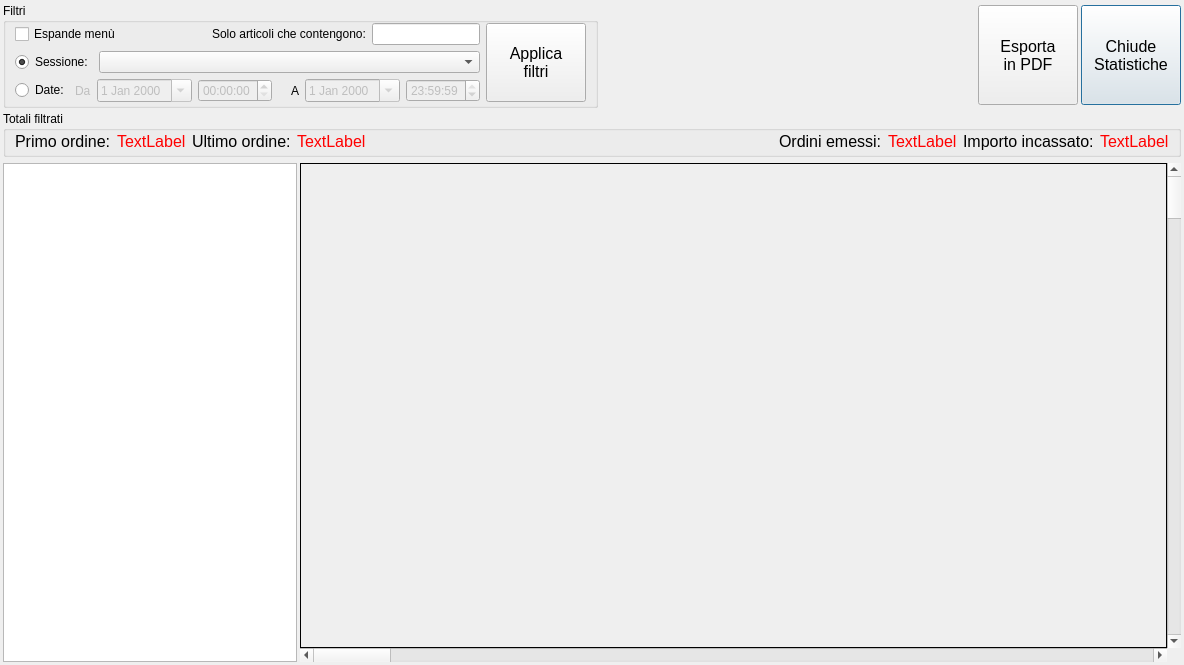
First picture: the form in src/statsform.ui, repository mtonin/gestcassa, before the edit.
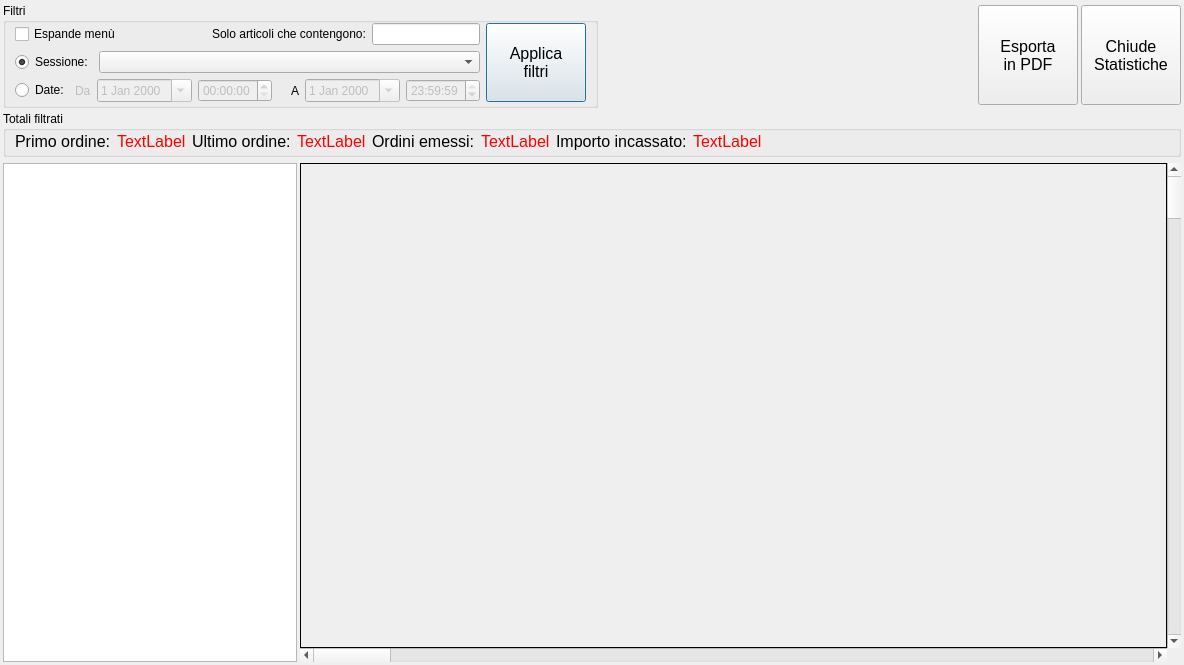
Second picture: the form after the edit. Custom widgets are drawn as their Qt base class.

Commit message: - modificato dimensione font caratteri per ordine - modificato layout dialog statistiche

```diff
--- a/src/statsform.ui
+++ b/src/statsform.ui
@@ -30,7 +30,7 @@
     <number>3</number>
    </property>
    <item>
-    <layout class="QHBoxLayout" name="horizontalLayout_8" stretch="0,0">
+    <layout class="QHBoxLayout" name="horizontalLayout_8" stretch="0,1,0">
      <item>
       <widget class="QGroupBox" name="groupBox">
        <property name="sizePolicy">
@@ -228,9 +228,6 @@
              <string>Applica
 filtri</string>
             </property>
-            <property name="autoDefault">
-             <bool>false</bool>
-            </property>
            </widget>
           </item>
          </layout>
@@ -238,14 +235,6 @@
        </layout>
       </widget>
      </item>
-     <item>
-      <layout class="QHBoxLayout" name="horizontalLayout_6">
-       <property name="topMargin">
-        <number>0</number>
-       </property>
-       <property name="bottomMargin">
-        <number>0</number>
-       </property>
        <item>
         <spacer name="horizontalSpacer_3">
          <property name="orientation">
@@ -260,6 +249,14 @@
         </spacer>
        </item>
        <item>
+      <layout class="QHBoxLayout" name="horizontalLayout_6">
+       <property name="topMargin">
+        <number>0</number>
+       </property>
+       <property name="bottomMargin">
+        <number>0</number>
+       </property>
+       <item>
         <widget class="QPushButton" name="stampaBtn">
          <property name="sizePolicy">
           <sizepolicy hsizetype="Minimum" vsizetype="Expanding">
@@ -412,19 +409,6 @@
         </property>
        </widget>
       </item>
-      <item>
-       <spacer name="horizontalSpacer_4">
-        <property name="orientation">
-         <enum>Qt::Horizontal</enum>
-        </property>
-        <property name="sizeHint" stdset="0">
-         <size>
-          <width>40</width>
-          <height>20</height>
-         </size>
-        </property>
-       </spacer>
-      </item>
       <item>
        <widget class="QLabel" name="label_4">
         <property name="font">
@@ -485,6 +469,19 @@
         </property>
        </widget>
       </item>
+      <item>
+       <spacer name="horizontalSpacer_7">
+        <property name="orientation">
+         <enum>Qt::Horizontal</enum>
+        </property>
+        <property name="sizeHint" stdset="0">
+         <size>
+          <width>40</width>
+          <height>20</height>
+         </size>
+        </property>
+       </spacer>
+      </item>
      </layout>
     </widget>
    </item>
```
Left out of the diff: 36 changed lines with no effect on the pictures. Lines whose indentation alone changed are shown as unchanged. The commit also changes 1 other file.
